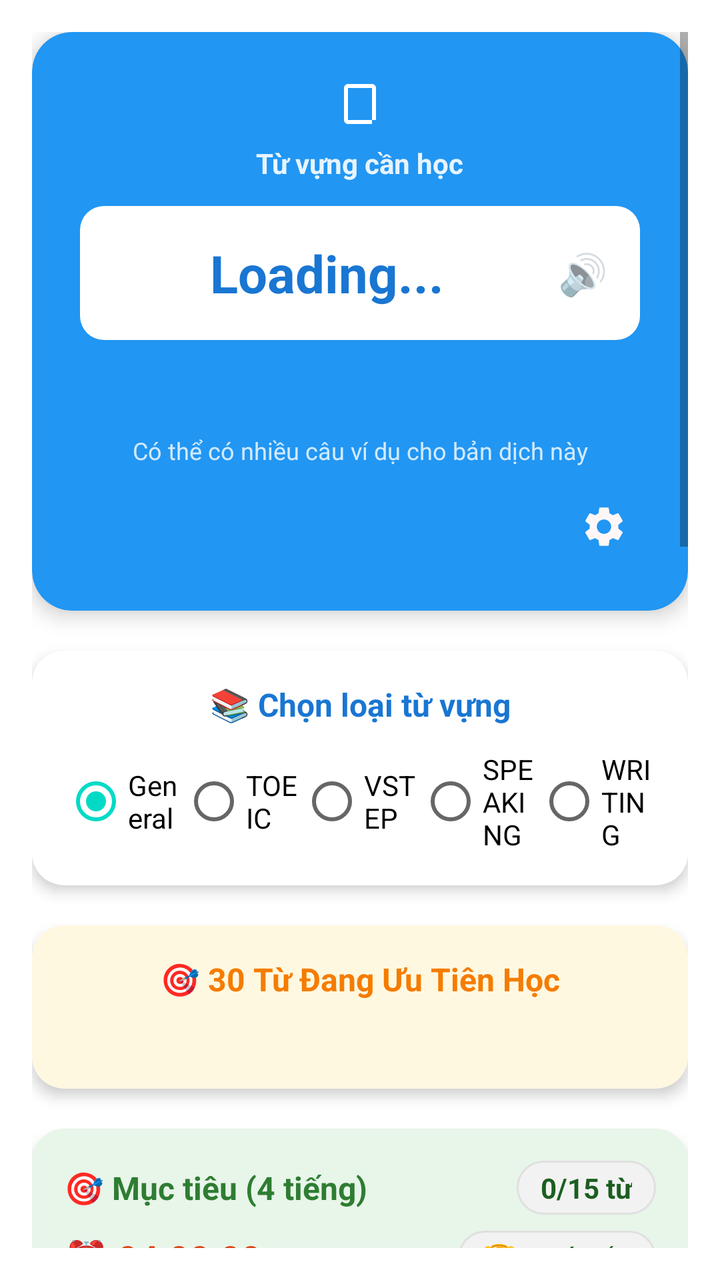
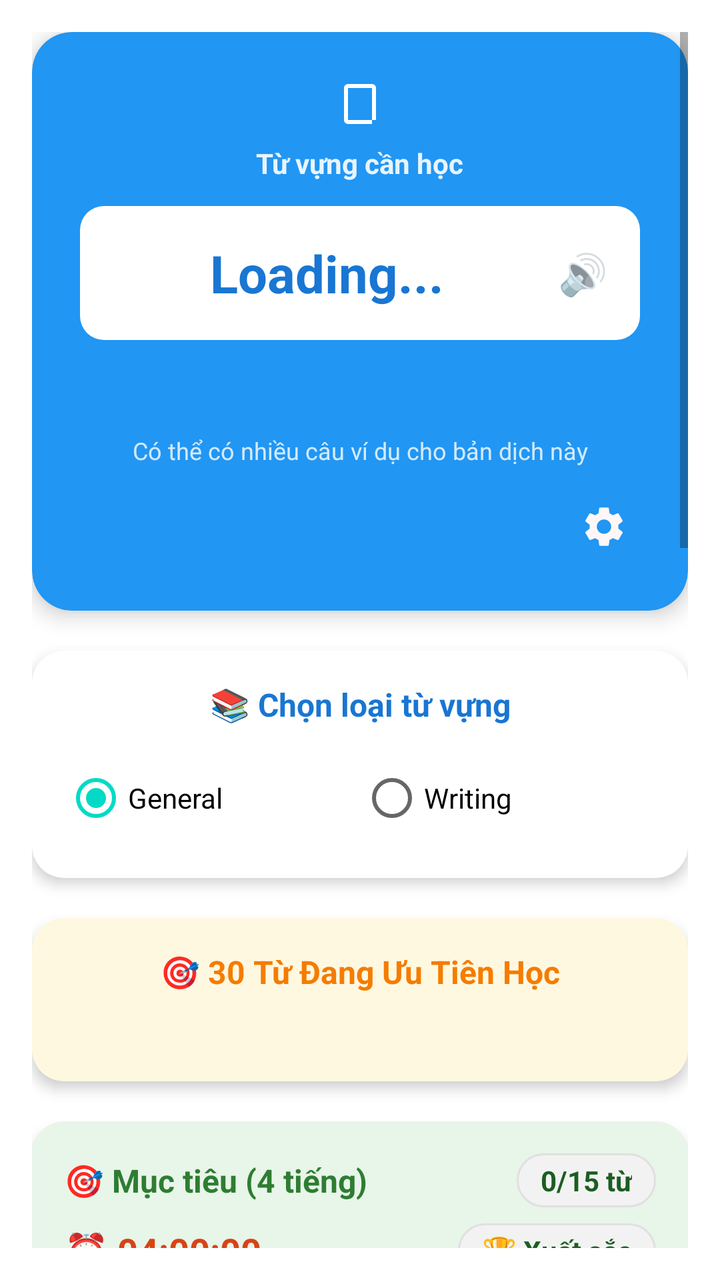

Compare the two renders of this Android layout. The source of the first and the diff that turns it into the second are given below.
<!-- AndroidManifest.xml: application theme Theme.SpecialEnglishLearningApp -->
<!-- res/layout/fragment_learn.xml -->
<?xml version="1.0" encoding="utf-8"?>
<ScrollView xmlns:android="http://schemas.android.com/apk/res/android"
    xmlns:app="http://schemas.android.com/apk/res-auto"
    android:layout_width="match_parent"
    android:layout_height="match_parent"
    android:background="@android:color/white"
    android:padding="16dp">

    <LinearLayout
        android:layout_width="match_parent"
        android:layout_height="wrap_content"
        android:orientation="vertical">

        
        <com.google.android.material.card.MaterialCardView
            android:layout_width="match_parent"
            android:layout_height="wrap_content"
            android:layout_marginBottom="20dp"
            app:cardCornerRadius="20dp"
            app:cardElevation="6dp"
            app:cardBackgroundColor="@color/blue_500">

            <LinearLayout
                android:layout_width="match_parent"
                android:layout_height="wrap_content"
                android:orientation="vertical"
                android:padding="24dp"
                android:gravity="center">

                <ImageView
                    android:layout_width="24dp"
                    android:layout_height="24dp"
                    android:layout_marginBottom="8dp"
                    app:tint="@android:color/white"
                    app:srcCompat="@drawable/ic_book" />

                <TextView
                    android:layout_width="wrap_content"
                    android:layout_height="wrap_content"
                    android:text="Từ vựng cần học"
                    android:textSize="14sp"
                    android:textColor="@android:color/white"
                    android:textStyle="bold"
                    android:alpha="0.9"
                    android:layout_marginBottom="12dp" />

                <LinearLayout
                    android:layout_width="match_parent"
                    android:layout_height="wrap_content"
                    android:orientation="horizontal"
                    android:gravity="center"
                    android:background="@drawable/bg_header_chip"
                    android:padding="16dp">

                    <TextView
                        android:id="@+id/textWord"
                        android:layout_width="0dp"
                        android:layout_height="wrap_content"
                        android:layout_weight="1"
                        android:text="Loading..."
                        android:textSize="26sp"
                        android:textStyle="bold"
                        android:gravity="center"
                        android:textColor="@color/blue_700"
                        android:clickable="true"
                        android:focusable="true" />

                    <TextView
                        android:layout_width="wrap_content"
                        android:layout_height="wrap_content"
                        android:text="🔊"
                        android:textSize="20sp"
                        android:layout_marginStart="8dp" />

                </LinearLayout>

                <TextView
                    android:id="@+id/textWordVi"
                    android:layout_width="match_parent"
                    android:layout_height="wrap_content"
                    android:layout_marginTop="12dp"
                    android:textSize="20sp"
                    android:textStyle="italic"
                    android:gravity="center"
                    android:textColor="@color/white"/>

                <TextView
                    android:id="@+id/textExamplesInfo"
                    android:layout_width="match_parent"
                    android:layout_height="wrap_content"
                    android:layout_marginTop="8dp"
                    android:textSize="12sp"
                    android:gravity="center"
                    android:textColor="@color/white"
                    android:alpha="0.8"
                    android:text="Có thể có nhiều câu ví dụ cho bản dịch này"/>

                <ImageView
                    android:id="@+id/buttonSettings"
                    android:layout_width="36dp"
                    android:layout_height="36dp"
                    android:layout_marginTop="12dp"
                    android:layout_gravity="end"
                    android:clickable="true"
                    android:focusable="true"
                    android:padding="6dp"
                    android:src="@drawable/baseline_settings_24"/>

            </LinearLayout>

        </com.google.android.material.card.MaterialCardView>

        
        <com.google.android.material.card.MaterialCardView
            android:layout_width="match_parent"
            android:layout_height="wrap_content"
            android:layout_marginBottom="20dp"
            app:cardCornerRadius="16dp"
            app:cardElevation="4dp"
            app:cardBackgroundColor="@android:color/white">

            <LinearLayout
                android:layout_width="match_parent"
                android:layout_height="wrap_content"
                android:orientation="vertical"
                android:padding="16dp">

                <TextView
                    android:layout_width="match_parent"
                    android:layout_height="wrap_content"
                    android:text="📚 Chọn loại từ vựng"
                    android:textSize="16sp"
                    android:textStyle="bold"
                    android:textColor="@color/blue_700"
                    android:layout_marginBottom="12dp"
                    android:gravity="center" />

                <RadioGroup
                    android:id="@+id/radioGroupCategory"
                    android:layout_width="match_parent"
                    android:layout_height="wrap_content"
                    android:orientation="horizontal"
                    android:gravity="center">

                    <RadioButton
                        android:id="@+id/radioGeneral"
                        android:layout_width="0dp"
                        android:layout_height="wrap_content"
                        android:layout_weight="1"
                        android:text="General"
                        android:checked="true" />

                    <RadioButton
                        android:id="@+id/radioToeic"
                        android:layout_width="0dp"
                        android:layout_height="wrap_content"
                        android:layout_weight="1"
                        android:text="TOEIC" />

                    <RadioButton
                        android:id="@+id/radioVstep"
                        android:layout_width="0dp"
                        android:layout_height="wrap_content"
                        android:layout_weight="1"
                        android:text="VSTEP" />

                    <RadioButton
                        android:id="@+id/radioSpeaking"
                        android:layout_width="0dp"
                        android:layout_height="wrap_content"
                        android:layout_weight="1"
                        android:text="SPEAKING" />

                    <RadioButton
                        android:id="@+id/radioWriting"
                        android:layout_width="0dp"
                        android:layout_height="wrap_content"
                        android:layout_weight="1"
                        android:text="WRITING" />

                </RadioGroup>

            </LinearLayout>

        </com.google.android.material.card.MaterialCardView>

        
        <com.google.android.material.card.MaterialCardView
            android:layout_width="match_parent"
            android:layout_height="wrap_content"
            android:layout_marginBottom="20dp"
            app:cardCornerRadius="16dp"
            app:cardElevation="4dp"
            app:cardBackgroundColor="#FFF8E1">

            <LinearLayout
                android:layout_width="match_parent"
                android:layout_height="wrap_content"
                android:orientation="vertical"
                android:padding="16dp">

                <TextView
                    android:layout_width="match_parent"
                    android:layout_height="wrap_content"
                    android:text="🎯 30 Từ Đang Ưu Tiên Học"
                    android:textSize="16sp"
                    android:textStyle="bold"
                    android:textColor="#F57C00"
                    android:layout_marginBottom="12dp"
                    android:gravity="center" />

                <androidx.recyclerview.widget.RecyclerView
                    android:id="@+id/recyclerViewWordQueue"
                    android:layout_width="match_parent" 
                    android:layout_height="wrap_content"
                    android:nestedScrollingEnabled="true"
                    android:textSize="18sp"
                    android:padding="8dp"/>

            </LinearLayout>

        </com.google.android.material.card.MaterialCardView>

        
        <com.google.android.material.card.MaterialCardView
            android:layout_width="match_parent"
            android:layout_height="wrap_content"
            android:layout_marginBottom="20dp"
            app:cardCornerRadius="16dp"
            app:cardElevation="4dp"
            app:cardBackgroundColor="#E8F5E9">

            <LinearLayout
                android:layout_width="match_parent"
                android:layout_height="wrap_content"
                android:orientation="vertical"
                android:padding="16dp">

                <LinearLayout
                    android:layout_width="match_parent"
                    android:layout_height="wrap_content"
                    android:orientation="horizontal"
                    android:gravity="center_vertical"
                    android:layout_marginBottom="8dp">

                    <TextView
                        android:layout_width="0dp"
                        android:layout_height="wrap_content"
                        android:layout_weight="1"
                        android:text="🎯 Mục tiêu (4 tiếng)"
                        android:textSize="16sp"
                        android:textStyle="bold"
                        android:textColor="#2E7D32" />

                    <TextView
                        android:id="@+id/textDailyGoal"
                        android:layout_width="wrap_content"
                        android:layout_height="wrap_content"
                        android:text="0/15 từ"
                        android:textSize="14sp"
                        android:textStyle="bold"
                        android:textColor="#1B5E20"
                        android:paddingLeft="12dp"
                        android:paddingRight="12dp"
                        android:paddingTop="4dp"
                        android:paddingBottom="4dp"
                        android:background="@drawable/bg_progress_pill"
                        android:clickable="true"
                        android:focusable="true" />

                </LinearLayout>

                <LinearLayout
                    android:layout_width="match_parent"
                    android:layout_height="wrap_content"
                    android:orientation="horizontal"
                    android:gravity="center_vertical"
                    android:layout_marginBottom="12dp">

                    <TextView
                        android:id="@+id/textCountdown"
                        android:layout_width="0dp"
                        android:layout_height="wrap_content"
                        android:layout_weight="1"
                        android:text="⏰ 04:00:00"
                        android:textSize="18sp"
                        android:textStyle="bold"
                        android:textColor="#D84315" />

                    <TextView
                        android:id="@+id/textLevel"
                        android:layout_width="wrap_content"
                        android:layout_height="wrap_content"
                        android:text="🏆 Xuất sắc"
                        android:textSize="14sp"
                        android:textStyle="bold"
                        android:textColor="#1B5E20"
                        android:paddingLeft="12dp"
                        android:paddingRight="12dp"
                        android:paddingTop="4dp"
                        android:paddingBottom="4dp"
                        android:background="@drawable/bg_progress_pill"
                        android:clickable="true"
                        android:focusable="true" />

                </LinearLayout>

                <ProgressBar
                    android:id="@+id/progressBarDaily"
                    style="?android:attr/progressBarStyleHorizontal"
                    android:layout_width="match_parent"
                    android:layout_height="12dp"
                    android:progressTint="#4CAF50"
                    android:progressBackgroundTint="#C8E6C9"
                    android:max="100"
                    android:progress="0" />

                <TextView
                    android:id="@+id/textDailyProgress"
                    android:layout_width="match_parent"
                    android:layout_height="wrap_content"
                    android:layout_marginTop="8dp"
                    android:text="Còn 15 từ nữa để hoàn thành mục tiêu!"
                    android:textSize="12sp"
                    android:textColor="#388E3C"
                    android:gravity="center" />

            </LinearLayout>

        </com.google.android.material.card.MaterialCardView>

        
        <com.google.android.material.card.MaterialCardView
            android:layout_width="match_parent"
            android:layout_height="wrap_content"
            android:layout_marginBottom="20dp"
            app:cardCornerRadius="16dp"
            app:cardElevation="4dp"
            app:cardBackgroundColor="@android:color/white">

            <LinearLayout
                android:layout_width="match_parent"
                android:layout_height="wrap_content"
                android:orientation="vertical"
                android:padding="16dp"
                android:gravity="center">

                <ImageView
                    android:layout_width="20dp"
                    android:layout_height="20dp"
                    android:layout_marginBottom="8dp"
                    app:srcCompat="@drawable/ic_chart" />

                <TextView
                    android:id="@+id/textProgress"
                    android:layout_width="wrap_content"
                    android:layout_height="wrap_content"
                    android:text="Đã hoàn thành: 0/0"
                    android:textSize="14sp"
                    android:textStyle="bold"
                    android:textColor="@color/blue_700"
                    android:paddingLeft="12dp"
                    android:paddingRight="12dp"
                    android:paddingTop="6dp"
                    android:paddingBottom="6dp"
                    android:background="@drawable/bg_progress_pill" />

            </LinearLayout>

        </com.google.android.material.card.MaterialCardView>

        
        <com.google.android.material.card.MaterialCardView
            android:layout_width="match_parent"
            android:layout_height="wrap_content"
            android:layout_marginBottom="20dp"
            app:cardCornerRadius="16dp"
            app:cardElevation="4dp"
            app:cardBackgroundColor="@android:color/white">

            <LinearLayout
                android:layout_width="match_parent"
                android:layout_height="wrap_content"
                android:orientation="vertical"
                android:padding="20dp">

                <TextView
                    android:layout_width="wrap_content"
                    android:layout_height="wrap_content"
                    android:text="✍️"
                    android:textSize="20sp"
                    android:layout_marginBottom="8dp" />

                <com.google.android.material.textfield.TextInputLayout
                    android:layout_width="match_parent"
                    android:layout_height="wrap_content"
                    android:hint="@string/example_placeholder">

                    <com.google.android.material.textfield.TextInputEditText
                        android:id="@+id/editTextAnswer"
                        android:layout_width="match_parent"
                        android:layout_height="200dp"
                        android:inputType="textMultiLine"
                        android:minLines="1"
                        android:textSize="16sp" />

                </com.google.android.material.textfield.TextInputLayout>

            </LinearLayout>

        </com.google.android.material.card.MaterialCardView>

        
        <com.google.android.material.card.MaterialCardView
            android:layout_width="match_parent"
            android:layout_height="wrap_content"
            android:layout_marginBottom="20dp"
            app:cardCornerRadius="16dp"
            app:cardElevation="4dp"
            app:cardBackgroundColor="@android:color/white">

            <LinearLayout
                android:layout_width="match_parent"
                android:layout_height="wrap_content"
                android:orientation="vertical"
                android:padding="20dp">

                <LinearLayout
                    android:layout_width="match_parent"
                    android:layout_height="wrap_content"
                    android:orientation="horizontal"
                    android:layout_marginBottom="12dp">

                    <TextView
                        android:id="@+id/buttonCheck"
                        android:layout_width="0dp"
                        android:layout_height="56dp"
                        android:layout_weight="1"
                        android:text="@string/check"
                        android:textSize="16sp"
                        android:textStyle="bold"
                        android:gravity="center"
                        android:background="@drawable/button_primary"
                        android:textColor="@color/white"
                        android:layout_marginEnd="8dp"
                        android:clickable="true"
                        android:focusable="true" />

                    <TextView
                        android:id="@+id/buttonSkip"
                        android:layout_width="0dp"
                        android:layout_height="56dp"
                        android:layout_weight="1"
                        android:text="@string/skip"
                        android:textSize="16sp"
                        android:gravity="center"
                        android:background="@drawable/button_secondary"
                        android:textColor="@color/white"
                        android:layout_marginStart="8dp"
                        android:clickable="true"
                        android:focusable="true" />

                </LinearLayout>

                <TextView
                    android:id="@+id/buttonNext"
                    android:layout_width="match_parent"
                    android:layout_height="56dp"
                    android:text="@string/next"
                    android:textSize="16sp"
                    android:textStyle="bold"
                    android:gravity="center"
                    android:background="@drawable/button_primary"
                    android:textColor="@color/white"
                    android:enabled="false"
                    android:clickable="true"
                    android:focusable="true" />

            </LinearLayout>

        </com.google.android.material.card.MaterialCardView>

        
        <com.google.android.material.card.MaterialCardView
            android:id="@+id/cardErrorDetails"
            android:layout_width="match_parent"
            android:layout_height="wrap_content"
            android:layout_marginBottom="20dp"
            app:cardCornerRadius="16dp"
            app:cardElevation="4dp"
            app:cardBackgroundColor="@android:color/white"
            android:visibility="gone">

            <LinearLayout
                android:layout_width="match_parent"
                android:layout_height="wrap_content"
                android:orientation="vertical"
                android:padding="20dp">

                <TextView
                    android:layout_width="wrap_content"
                    android:layout_height="wrap_content"
                    android:text="🔍"
                    android:textSize="20sp"
                    android:layout_marginBottom="8dp" />

                <TextView
                    android:layout_width="match_parent"
                    android:layout_height="wrap_content"
                    android:text="Chi tiết lỗi:"
                    android:textSize="16sp"
                    android:textStyle="bold"
                    android:textColor="@android:color/holo_red_dark"
                    android:layout_marginBottom="8dp" />

                <TextView
                    android:id="@+id/textErrorDetails"
                    android:layout_width="match_parent"
                    android:layout_height="wrap_content"
                    android:text=""
                    android:textSize="14sp"
                    android:textColor="?android:attr/textColorSecondary"
                    android:lineSpacingExtra="4dp" />

                <TextView
                    android:id="@+id/textCorrectAnswer"
                    android:layout_width="match_parent"
                    android:layout_height="wrap_content"
                    android:text=""
                    android:textSize="14sp"
                    android:textColor="@android:color/holo_green_dark"
                    android:textStyle="bold"
                    android:layout_marginTop="8dp"
                    android:lineSpacingExtra="4dp" />

            </LinearLayout>

        </com.google.android.material.card.MaterialCardView>

        
        <com.google.android.material.card.MaterialCardView
            android:layout_width="match_parent"
            android:layout_height="wrap_content"
            app:cardCornerRadius="16dp"
            app:cardElevation="2dp"
            app:cardBackgroundColor="@android:color/white">

            <LinearLayout
                android:layout_width="match_parent"
                android:layout_height="wrap_content"
                android:orientation="vertical"
                android:padding="20dp">

                <TextView
                    android:layout_width="wrap_content"
                    android:layout_height="wrap_content"
                    android:text="💡"
                    android:textSize="20sp"
                    android:layout_marginBottom="8dp" />

                <TextView
                    android:layout_width="match_parent"
                    android:layout_height="wrap_content"
                    android:text="@string/instructions"
                    android:textSize="14sp"
                    android:textColor="?android:attr/textColorSecondary"
                    android:lineSpacingExtra="4dp" />

            </LinearLayout>

        </com.google.android.material.card.MaterialCardView>

    </LinearLayout>

</ScrollView>
<!-- resources referenced by this layout -->
<resources>
  <color name="blue_500">#FF2196F3</color>
  <color name="blue_700">#FF1976D2</color>
  <color name="white">#FFFFFFFF</color>
  <!-- drawable bg_header_chip (drawable) -->
  <?xml version="1.0" encoding="utf-8"?>
  <shape xmlns:android="http://schemas.android.com/apk/res/android"
      android:shape="rectangle">
      <corners android:radius="12dp" />
      <solid android:color="@android:color/white" />
  </shape>
  <!-- drawable bg_progress_pill (drawable) -->
  <?xml version="1.0" encoding="utf-8"?>
  <shape xmlns:android="http://schemas.android.com/apk/res/android"
      android:shape="rectangle">
      <corners android:radius="16dp" />
      <solid android:color="#F2F2F2" />
      <stroke android:width="1dp" android:color="#E0E0E0" />
  </shape>
  <!-- drawable button_primary (drawable) -->
  <?xml version="1.0" encoding="utf-8"?>
  <selector xmlns:android="http://schemas.android.com/apk/res/android">
      <item android:state_pressed="true">
          <shape android:shape="rectangle">
              <corners android:radius="12dp" />
              <solid android:color="@color/blue_500" />
          </shape>
      </item>
      <item>
          <shape android:shape="rectangle">
              <corners android:radius="12dp" />
              <solid android:color="@color/blue_500" />
          </shape>
      </item>
  </selector>
  <!-- drawable button_secondary (drawable) -->
  <?xml version="1.0" encoding="utf-8"?>
  <selector xmlns:android="http://schemas.android.com/apk/res/android">
      <item android:state_pressed="true">
          <shape android:shape="rectangle">
              <corners android:radius="12dp" />
              <solid android:color="@color/gray_700" />
          </shape>
      </item>
      <item>
          <shape android:shape="rectangle">
              <corners android:radius="12dp" />
              <solid android:color="@color/gray_500" />
          </shape>
      </item>
  </selector>
  <!-- drawable ic_book (drawable) -->
  <?xml version="1.0" encoding="utf-8"?>
  <vector xmlns:android="http://schemas.android.com/apk/res/android"
      android:width="24dp"
      android:height="24dp"
      android:viewportWidth="24"
      android:viewportHeight="24"
      android:tint="@android:color/white">
      <path
          android:fillColor="@android:color/white"
          android:pathData="M18,2H6C4.9,2 4,2.9 4,4v16c0,1.1 0.9,2 2,2h12v-2H6V4h12v16h2V4C20,2.9 19.1,2 18,2z"/>
  </vector>
  <!-- drawable ic_chart (drawable) -->
  <?xml version="1.0" encoding="utf-8"?>
  <vector xmlns:android="http://schemas.android.com/apk/res/android"
      android:width="24dp"
      android:height="24dp"
      android:viewportWidth="24"
      android:viewportHeight="24"
      android:tint="?attr/colorPrimary">
      <path
          android:fillColor="?attr/colorPrimary"
          android:pathData="M3,3h2v18H3V3zm4,10h2v8H7v-8zm4,-6h2v14h-2V7zm4,4h2v10h-2V11zm4,-8h2v18h-2V3z"/>
  </vector>
  <string name="check">Kiểm tra</string>
  <string name="example_placeholder">Nhập câu ví dụ…</string>
  <string name="instructions">Hướng dẫn:\n• Nhập chính xác câu ví dụ cho từ vựng\n• Phải khớp hoàn toàn từng dấu chấm, dấu phẩy\n• Hoàn thành tất cả ví dụ để chuyển sang từ tiếp theo</string>
  <string name="next">Từ tiếp theo</string>
  <string name="skip">Bỏ qua</string>
  <color name="gray_700">#FF616161</color>
  <color name="gray_500">#FF9E9E9E</color>
  <color name="purple_500">#FF6200EE</color>
  <color name="purple_700">#FF3700B3</color>
  <color name="teal_200">#FF03DAC5</color>
  <color name="teal_700">#FF018786</color>
  <color name="black">#FF000000</color>
  <!-- unchanged entries left out for length: 2 -->
</resources>

<!-- the commit's change to res/layout/fragment_learn.xml (unified diff, before → after) -->
@@ -151,32 +151,11 @@
                         android:checked="true" />
 
                     <RadioButton
-                        android:id="@+id/radioToeic"
-                        android:layout_width="0dp"
-                        android:layout_height="wrap_content"
-                        android:layout_weight="1"
-                        android:text="TOEIC" />
-
-                    <RadioButton
-                        android:id="@+id/radioVstep"
-                        android:layout_width="0dp"
-                        android:layout_height="wrap_content"
-                        android:layout_weight="1"
-                        android:text="VSTEP" />
-
-                    <RadioButton
-                        android:id="@+id/radioSpeaking"
-                        android:layout_width="0dp"
-                        android:layout_height="wrap_content"
-                        android:layout_weight="1"
-                        android:text="SPEAKING" />
-
-                    <RadioButton
                         android:id="@+id/radioWriting"
                         android:layout_width="0dp"
                         android:layout_height="wrap_content"
                         android:layout_weight="1"
-                        android:text="WRITING" />
+                        android:text="Writing" />
 
                 </RadioGroup>
 
